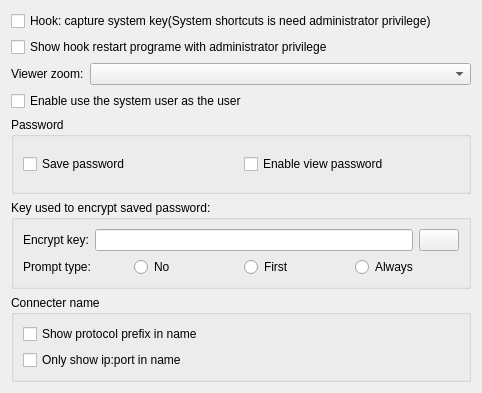
The window that Client/FrmParameterClient.ui (KangLin/RabbitRemoteControl) describes before a commit, drawn with Qt 5.
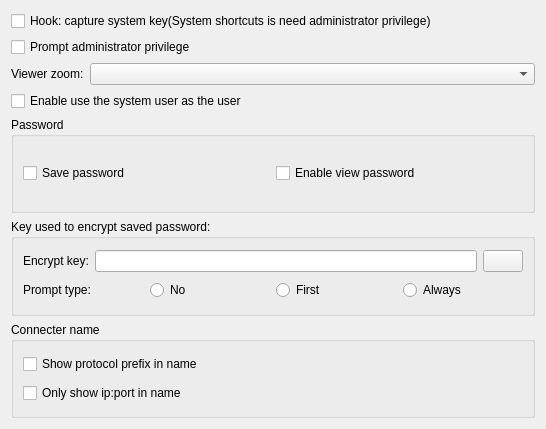
The same window after the commit. Icons and pictures are not drawn.

Commit message: Client: modify prompt administator privilege

```diff
--- a/Client/FrmParameterClient.ui
+++ b/Client/FrmParameterClient.ui
@@ -6,8 +6,8 @@
    <rect>
     <x>0</x>
     <y>0</y>
-    <width>482</width>
-    <height>393</height>
+    <width>546</width>
+    <height>429</height>
    </rect>
   </property>
   <property name="windowTitle">
@@ -204,7 +204,7 @@
    <item row="1" column="0">
     <widget class="QCheckBox" name="cbShowHookAdminPrivilege">
      <property name="text">
-      <string>Show hook restart programe with administrator privilege</string>
+      <string>Prompt administrator privilege</string>
      </property>
     </widget>
    </item>
```
Left out of the diff: 2 changed lines with no effect on the pictures. The commit also changes 6 other files.
